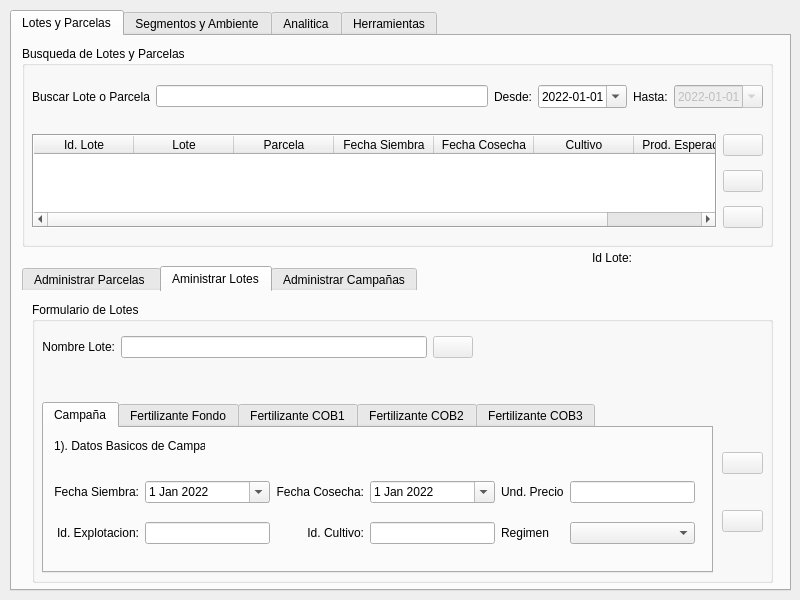
Above: ui/agrae_main.ui from franciscocontreras93/agrae before the change. Below: the same form after it.
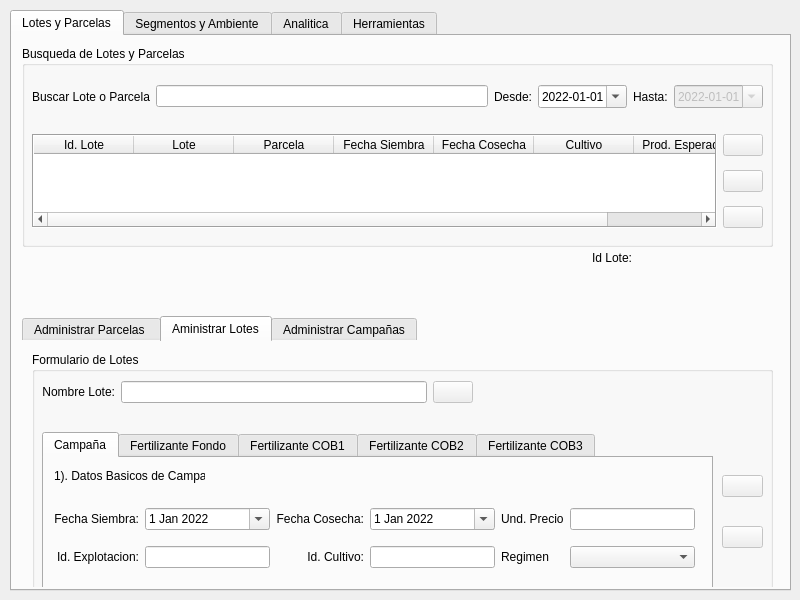
That is the form after the change. The open tabs and pages were chosen to show the change.

```diff
--- a/ui/agrae_main.ui
+++ b/ui/agrae_main.ui
@@ -276,9 +276,9 @@
      <property name="geometry">
       <rect>
        <x>10</x>
-       <y>230</y>
+       <y>280</y>
        <width>751</width>
-       <height>321</height>
+       <height>271</height>
       </rect>
      </property>
      <property name="styleSheet">
@@ -549,9 +549,9 @@
         <property name="geometry">
          <rect>
           <x>10</x>
-          <y>100</y>
+          <y>80</y>
           <width>671</width>
-          <height>171</height>
+          <height>161</height>
          </rect>
         </property>
         <property name="styleSheet">
@@ -576,7 +576,7 @@
             <x>10</x>
             <y>40</y>
             <width>641</width>
-            <height>91</height>
+            <height>81</height>
            </rect>
           </property>
           <layout class="QGridLayout" name="gridLayout_9">
@@ -1339,7 +1339,7 @@
           <x>10</x>
           <y>20</y>
           <width>431</width>
-          <height>51</height>
+          <height>41</height>
          </rect>
         </property>
         <layout class="QGridLayout" name="gridLayout_2" columnstretch="0,0,0,0,0,0,0,0,0">
@@ -1382,9 +1382,9 @@
         <property name="geometry">
          <rect>
           <x>690</x>
-          <y>120</y>
+          <y>100</y>
           <width>41</width>
-          <height>141</height>
+          <height>121</height>
          </rect>
         </property>
         <layout class="QVBoxLayout" name="verticalLayout">
```
Left out of the diff: 4 changed lines with no effect on the pictures.
